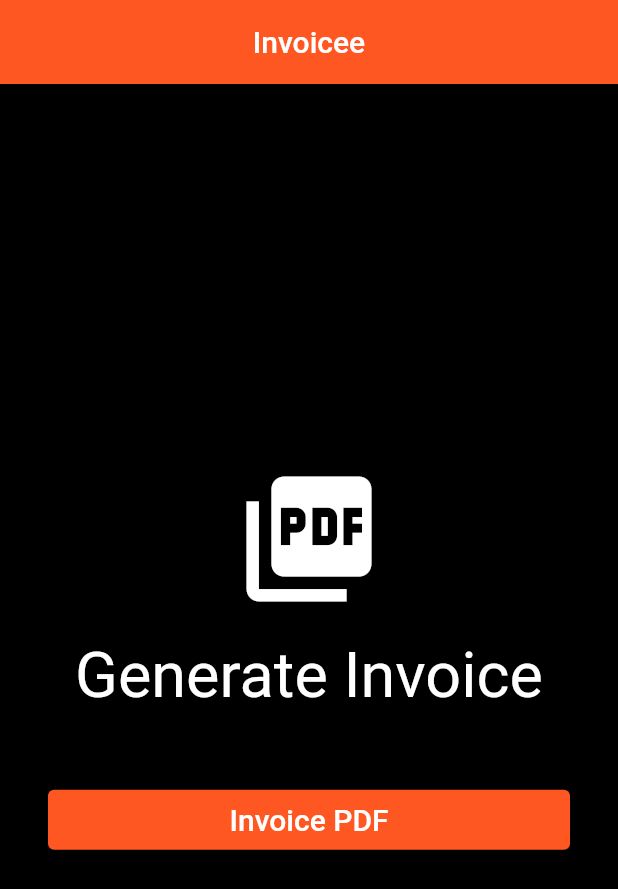
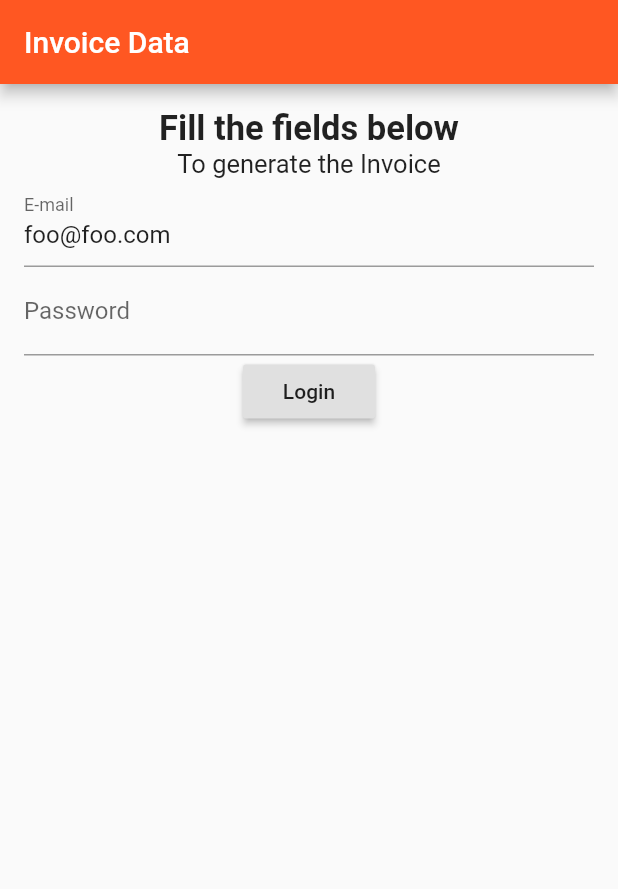
Before and after one commit to Blast06/invoice_app, a Flutter app: the screen it shows after launch, on a phone screen of 412 x 824 dp. Shown: the top 889 px of the screen. Run offline on Flutter 3.47's test engine with Material 2 defaults, Android fonts, the phone set to English and light mode, and no system bars; our stand-ins replace get, google_mobile_ads, logger, open_file, pdf, rive; statements that could not run were skipped.

Commit message:
integrating invoice maker page

```diff
--- a/lib/Translations.dart
+++ b/lib/Translations.dart
@@ -2,12 +2,13 @@ import 'package:get/get_navigation/get_navigation.dart';
 
 class MyTransalations extends Translations {
   @override
-  // TODO: implement keys
+
   Map<String, Map<String, String>> get keys => {
         'en': {
           'start_text': 'RPG',
           'start_text_btn': 'START',
           'title': 'Names for RPG',
+          'INVOICE_PAGE_TITLE':'Invoice Data',
           'names_page': 'Names for RPG',
           'bottom_bar_home': 'Home',
           'bottom_bar_privacy': 'Privacy Policy',
@@ -35,6 +36,7 @@ class MyTransalations extends Translations {
         },
         'es': {
           'start_text': 'RPG',
+          'INVOICE_PAGE_TITLE':'Datos Factura',
           'title': 'Nombres para RPGs',
           'start_text_btn': 'INICIAR',
           'names_page': 'Nombres para RPG',
--- a/lib/api/pdf_invoice_api.dart
+++ b/lib/api/pdf_invoice_api.dart
@@ -65,6 +65,7 @@ class PdfInvoiceApi {
         ],
       );
 
+//TODO implement parametters to make this customize
   static Widget buildInvoiceInfo(InvoiceInfo info) {
     final paymentTerms = '${info.dueDate.difference(info.date).inDays} days';
     final titles = <String>[
--- /dev/null
+++ b/lib/bindings/FormBindings.dart
@@ -0,0 +1,12 @@
+
+
+import 'package:get/get.dart';
+
+import '../controllers/FormController.dart';
+
+class FormBinding implements Bindings {
+  @override
+  void dependencies() {
+    Get.lazyPut(() => FormController());
+  }
+}
--- /dev/null
+++ b/lib/controllers/FormController.dart
@@ -0,0 +1,53 @@
+import 'package:flutter/material.dart';
+import 'package:get/get.dart';
+import 'package:logger/logger.dart';
+
+class FormController extends GetxController {
+  final formFormKey = GlobalKey<FormState>();
+  final emailController = TextEditingController();
+  final passwordController = TextEditingController();
+  final log = Logger();
+
+  @override
+  void onInit() {
+    // Simulating obtaining the user name from some local storage
+    emailController.text = 'foo@foo.com';
+    super.onInit();
+  }
+
+  @override
+  void onClose() {
+    emailController.dispose();
+    passwordController.dispose();
+    super.onClose();
+  }
+
+  String? validator(String? value) {
+    if (value == null || value.isEmpty) {
+      return 'Please this field must be filled';
+    }
+    return null;
+  }
+
+  void login() {
+    if (formFormKey.currentState!.validate()) {
+      checkUser(emailController.text, passwordController.text).then((auth) {
+        if (auth) {
+          Get.snackbar('Login', 'Login successfully');
+          log.v("email: ${emailController.text} - ${passwordController.text}");
+        } else {
+          Get.snackbar('Login', 'Invalid email or password');
+        }
+        passwordController.clear();
+      });
+    }
+  }
+
+  // Api Simulation
+  Future<bool> checkUser(String user, String password) {
+    if (user == 'foo@foo.com' && password == '123') {
+      return Future.value(true);
+    }
+    return Future.value(false);
+  }
+}
--- a/lib/main.dart
+++ b/lib/main.dart
@@ -1,12 +1,15 @@
 import 'package:flutter/material.dart';
 import 'package:flutter/services.dart';
+import 'package:generate_pdf_invoice_example/bindings/FormBindings.dart';
 import 'package:generate_pdf_invoice_example/page/pdf_page.dart';
 import 'package:generate_pdf_invoice_example/page/splash_page.dart';
 import 'package:get/get.dart';
 import 'package:google_mobile_ads/google_mobile_ads.dart';
 
+import 'MyPages.dart';
 import 'Translations.dart';
 import 'controllers/AdmobController.dart';
+import 'page/invoice_info_page.dart';
 
 Future main() async {
   WidgetsFlutterBinding.ensureInitialized();
@@ -52,5 +55,9 @@ class MyApp extends StatelessWidget {
         translations: MyTransalations(),
         theme: ThemeData(primarySwatch: Colors.deepOrange),
         home: SplashPage(),
+        getPages: [
+           GetPage(name: Routes.SPLASH, page:()=> SplashPage(),),
+           GetPage(name: Routes.INVOICE_FORM, page:()=> InvoiceInfoPage(), binding: FormBinding()),
+        ],
       );
 }
--- /dev/null
+++ b/lib/page/invoice_info_page.dart
@@ -0,0 +1,43 @@
+import 'package:flutter/material.dart';
+import 'package:get/get.dart';
+
+import '../controllers/FormController.dart';
+
+class InvoiceInfoPage extends GetView<FormController> {
+  const InvoiceInfoPage({Key? key}) : super(key: key);
+
+   @override
+  Widget build(BuildContext context) {
+    return Scaffold(
+      appBar: AppBar(title: Text('INVOICE_PAGE_TITLE'.tr)),
+      body: Container(
+        padding: const EdgeInsets.all(16.0),
+        child: Form(
+          key: controller.formFormKey,
+          child: Column(
+            // mainAxisAlignment: MainAxisAlignment.center,
+            children: [
+              const Text('Fill the fields below', style: TextStyle(fontWeight: FontWeight.bold, fontSize: 23),),
+              const Text('To generate the Invoice',style: TextStyle(fontSize: 17)),
+              TextFormField(
+                controller: controller.emailController,
+                decoration: const InputDecoration(labelText: 'E-mail'),
+                validator: controller.validator,
+              ),
+              TextFormField(
+                controller: controller.passwordController,
+                decoration: const InputDecoration(labelText: 'Password'),
+                validator: controller.validator,
+                obscureText: true,
+              ),
+              RaisedButton(
+                child: Text('Login'),
+                onPressed: controller.login,
+              )
+            ],
+          ),
+        ),
+      ),
+    );
+  }
+}
--- /dev/null
+++ b/lib/routes.dart
@@ -0,0 +1,13 @@
+
+
+
+
+  part of './MyPages.dart';
+  abstract class Routes{
+
+    static const INITIAL = '/';
+    static const SPLASH = '/splash';
+    static const HOME = '/home';
+    static const INVOICE_FORM = '/create_invoice_form';
+
+  }
```
Also changed, not shown: lib/MyPages.dart (added, +17 -0 lines), lib/controllers/SplashController.dart (+3 -4 lines).
